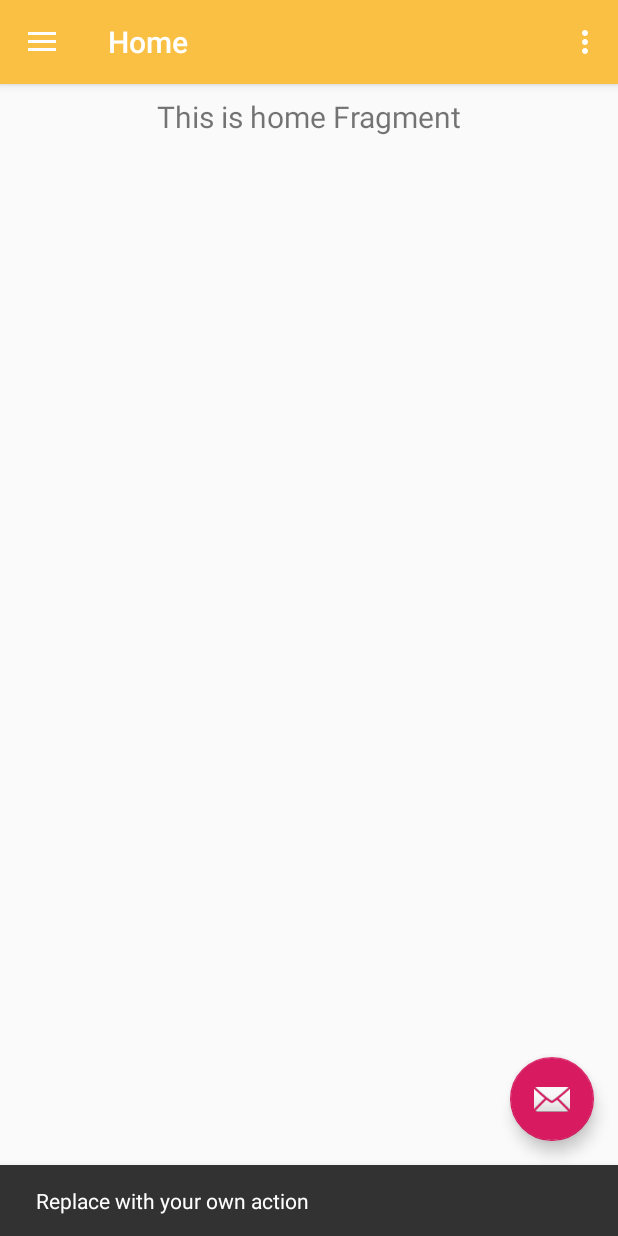
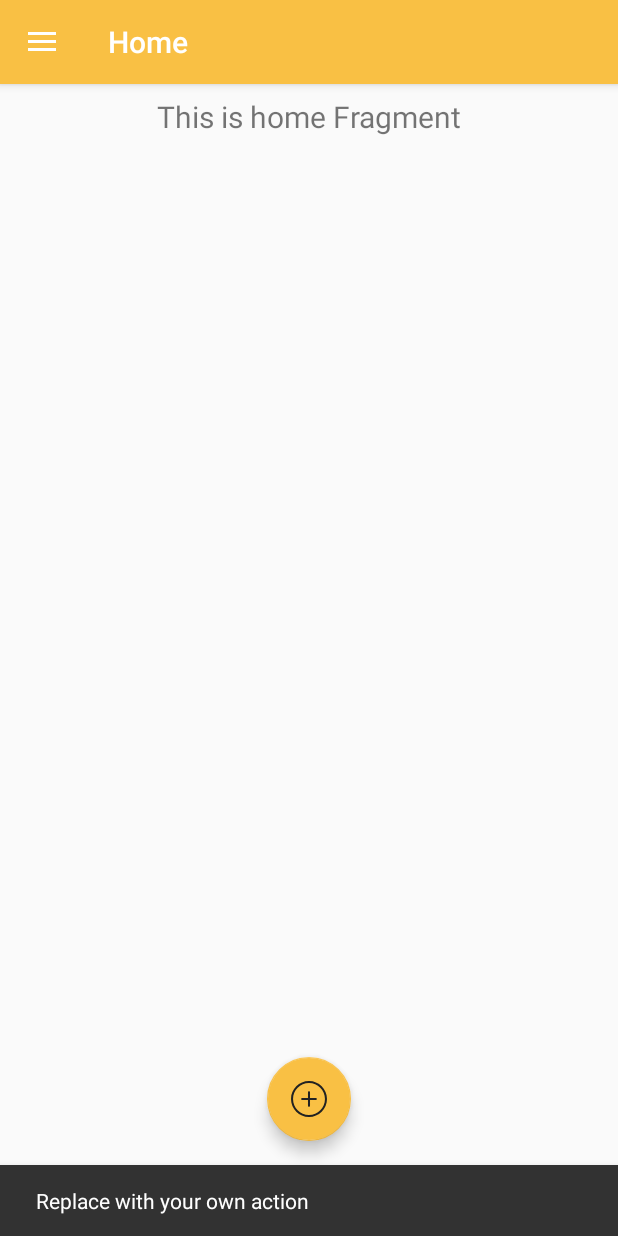
Before and after one commit to sulatskov34an/tanom, an Android app: the screen it shows after launch (MainActivity), after a tap on an icon or button, on a phone screen of 412 x 824 dp. Run offline under Robolectric (Android 15) with nearby library versions, the phone set to English and light mode, and no system bars; our stand-ins replace navigation-ui.

Commit message:
add floating action button

```diff
--- a/app/src/main/java/ru/tanom/MainActivity.kt
+++ b/app/src/main/java/ru/tanom/MainActivity.kt
@@ -44,12 +44,6 @@ class MainActivity : AppCompatActivity() {
         navView.setupWithNavController(navController)
     }
 
-    override fun onCreateOptionsMenu(menu: Menu): Boolean {
-        // Inflate the menu; this adds items to the action bar if it is present.
-        menuInflater.inflate(R.menu.main, menu)
-        return true
-    }
-
     override fun onSupportNavigateUp(): Boolean {
         val navController = findNavController(R.id.nav_host_fragment)
         return navController.navigateUp(appBarConfiguration) || super.onSupportNavigateUp()
--- /dev/null
+++ b/app/src/main/res/drawable/ic_add_ad.xml
@@ -0,0 +1,10 @@
+<vector xmlns:android="http://schemas.android.com/apk/res/android"
+    android:width="32dp"
+    android:height="32dp"
+    android:viewportWidth="32"
+    android:viewportHeight="32">
+  <path
+      android:pathData="M16.9058,9.9614L16.9059,15.0932L22.0389,15.0944C22.5373,15.0933 22.9429,15.499 22.9429,15.9985C22.9429,16.2482 22.8415,16.4756 22.6772,16.64C22.5149,16.8022 22.2876,16.9036 22.0368,16.9046L16.9049,16.9045L16.905,22.0364C16.905,22.2861 16.8026,22.5145 16.6403,22.6768C16.476,22.8411 16.2486,22.9425 15.9989,22.9425C15.4994,22.9425 15.0937,22.5369 15.0948,22.0385L15.0936,16.9055L9.9618,16.9054C9.4633,16.9065 9.0577,16.5009 9.0566,16.0003C9.0577,15.4997 9.4622,15.0952 9.9628,15.0941L15.0946,15.0942L15.0945,9.9624C15.0966,9.4607 15.5033,9.0562 16.0007,9.0562C16.5013,9.0573 16.9069,9.4629 16.9058,9.9614M16,30.19C8.175,30.19 1.8113,23.8244 1.8113,15.9992C1.8113,8.1754 8.175,1.8098 16,1.8098C23.8249,1.8098 30.1886,8.1754 30.1886,15.9992C30.1886,23.8244 23.8249,30.19 16,30.19ZM16,0C7.1774,0 0,7.1777 0,15.9992C0,24.8223 7.1774,32 16,32C24.8226,32 32,24.8223 32,15.9992C32,7.1777 24.8226,0 16,0Z"
+      android:fillColor="#222"
+      android:fillType="evenOdd"/>
+</vector>
--- a/app/src/main/res/layout/app_bar_main.xml
+++ b/app/src/main/res/layout/app_bar_main.xml
@@ -26,8 +26,9 @@
         android:id="@+id/fab"
         android:layout_width="wrap_content"
         android:layout_height="wrap_content"
-        android:layout_gravity="bottom|end"
+        android:layout_gravity="bottom|center"
+        style="@style/TanomFloatingActionButton"
         android:layout_margin="@dimen/fab_margin"
-        app:srcCompat="@android:drawable/ic_dialog_email" />
+        app:srcCompat="@drawable/ic_add_ad" />
 
 </androidx.coordinatorlayout.widget.CoordinatorLayout>
--- a/app/src/main/res/values/styles.xml
+++ b/app/src/main/res/values/styles.xml
@@ -17,4 +17,8 @@
 
     <style name="AppTheme.PopupOverlay" parent="ThemeOverlay.AppCompat.Light" />
 
+    <style name="TanomFloatingActionButton">
+        <item name="backgroundTint">#F9C044</item>
+    </style>
+
 </resources>
```
